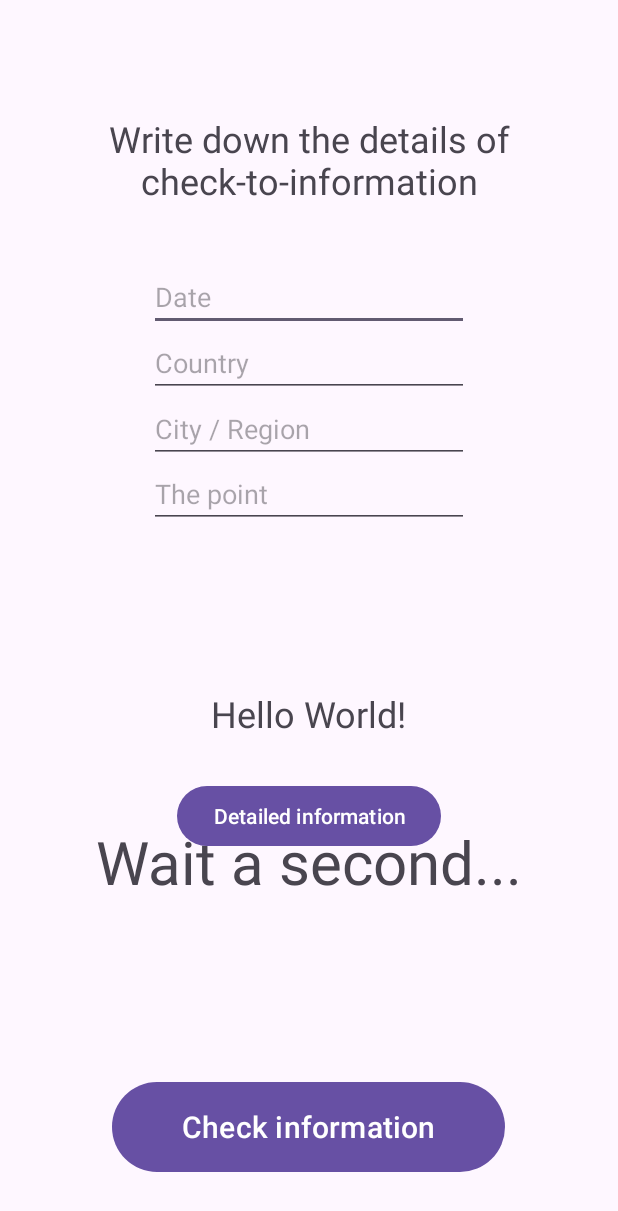
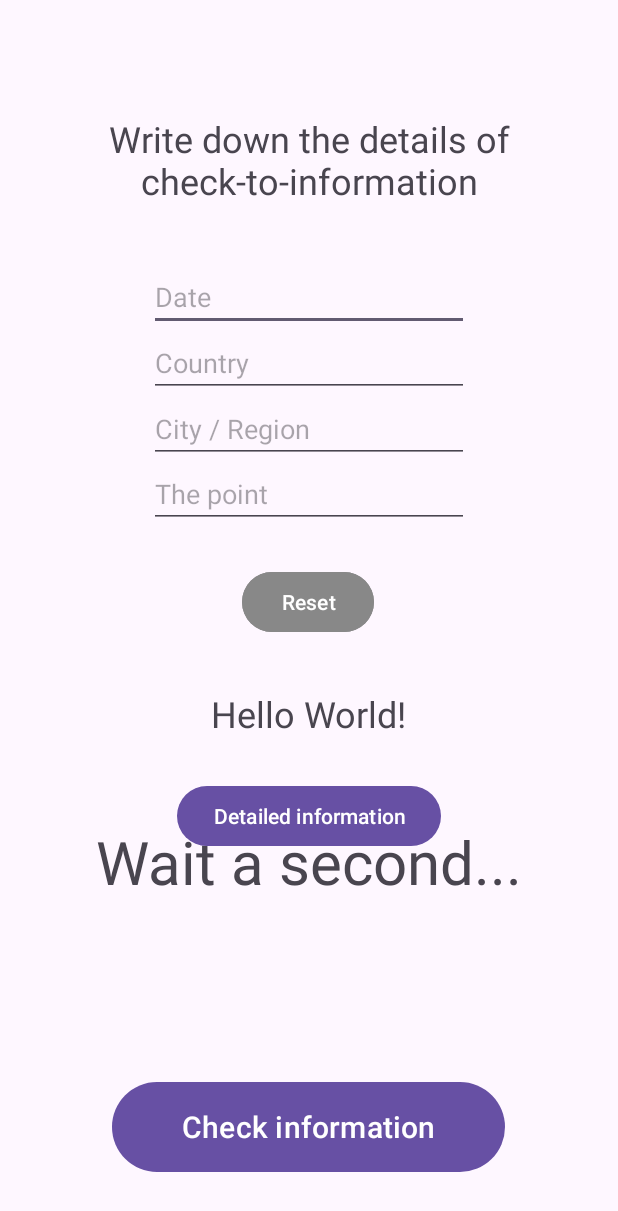
Before and after one commit to AliKa7/cs50final, an Android app: the layout activity_main.xml on its own in the app's theme, with its tools: preview values and no code run, on a phone screen of 412 x 824 dp. Shown: the top 1211 px of the screen. Run offline under Robolectric (Android 15) with nearby library versions, the light colour scheme and no system bars.

Commit message:
added reset button + detailed answer textView now SCROLLABLE

```diff
--- a/app/src/main/java/com/example/cs50final/DetailedAnswer.java
+++ b/app/src/main/java/com/example/cs50final/DetailedAnswer.java
@@ -3,6 +3,7 @@ package com.example.cs50final;
 import android.content.Intent;
 import android.os.Build;
 import android.os.Bundle;
+import android.text.method.ScrollingMovementMethod;
 import android.view.View;
 import android.widget.TextView;
 
@@ -32,6 +33,7 @@ public class DetailedAnswer extends AppCompatActivity {
         Intent intent = getIntent();
         apiCall = intent.getStringExtra("apiCall");
         callGeminiAPI(detailedAnswerTW);
+        detailedAnswerTW.setMovementMethod(new ScrollingMovementMethod());
     }
     public void callGeminiAPI(TextView view) {
         GenerativeModel gm = new GenerativeModel(
--- a/app/src/main/res/layout/activity_main.xml
+++ b/app/src/main/res/layout/activity_main.xml
@@ -123,4 +123,17 @@
         app:layout_constraintStart_toStartOf="parent"
         app:layout_constraintTop_toTopOf="parent"
         app:layout_constraintVertical_bias="0.67" />
+
+    <Button
+        android:id="@+id/resetButton"
+        android:layout_width="wrap_content"
+        android:layout_height="wrap_content"
+        android:backgroundTint="#888888"
+        android:text="Reset"
+        app:layout_constraintBottom_toBottomOf="parent"
+        app:layout_constraintEnd_toEndOf="parent"
+        app:layout_constraintHorizontal_bias="0.498"
+        app:layout_constraintStart_toStartOf="parent"
+        app:layout_constraintTop_toTopOf="parent"
+        app:layout_constraintVertical_bias="0.486" />
 </androidx.constraintlayout.widget.ConstraintLayout>
--- a/app/src/main/res/layout/detailed.xml
+++ b/app/src/main/res/layout/detailed.xml
@@ -23,6 +23,7 @@
         android:layout_width="376dp"
         android:layout_height="700dp"
         android:text=""
+        android:scrollbars = "vertical"
         android:textAlignment="center"
         android:textSize="20sp"
         app:layout_constraintBottom_toBottomOf="parent"
```
Also changed, not shown: app/src/main/java/com/example/cs50final/MainActivity.java (+19 -0 lines).
